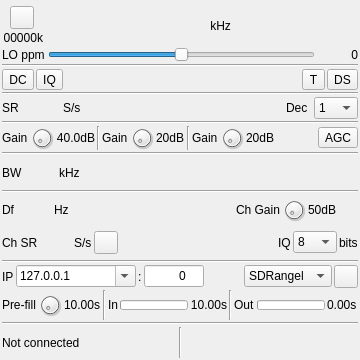
First picture: the form in plugins/samplesource/remotetcpinput/remotetcpinputgui.ui, repository f4exb/sdrangel, before the edit.
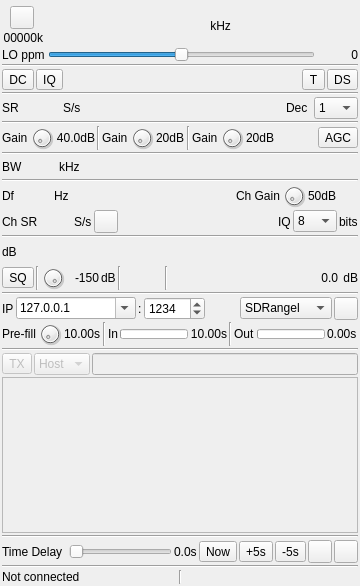
Second picture: the form after the edit. Icons and pictures are not drawn. Custom widgets are drawn as their Qt base class.

Commit message: Remote TCP updates: Add support for public list of SDRangel servers that can be displayed on Map. Add FLAC and zlib IQ compression. Add IQ squelch for compression. Add remote device/antenna position and direction reporting. Add text messaging.

Patch:
```diff
--- a/plugins/samplesource/remotetcpinput/remotetcpinputgui.ui
+++ b/plugins/samplesource/remotetcpinput/remotetcpinputgui.ui
@@ -7,7 +7,7 @@
     <x>0</x>
     <y>0</y>
     <width>360</width>
-    <height>360</height>
+    <height>586</height>
    </rect>
   </property>
   <property name="sizePolicy">
@@ -19,13 +19,13 @@
   <property name="minimumSize">
    <size>
     <width>360</width>
-    <height>360</height>
+    <height>500</height>
    </size>
   </property>
   <property name="maximumSize">
    <size>
-    <width>491</width>
-    <height>360</height>
+    <width>533</width>
+    <height>610</height>
    </size>
   </property>
   <property name="font">
@@ -863,6 +863,184 @@
      </item>
     </layout>
    </item>
+   <item>
+    <widget class="Line" name="line_9">
+     <property name="orientation">
+      <enum>Qt::Horizontal</enum>
+     </property>
+    </widget>
+   </item>
+   <item>
+    <layout class="QHBoxLayout" name="signalLevelLayout">
+     <item>
+      <widget class="QLabel" name="channelPowerMeterUnits">
+       <property name="text">
+        <string>dB</string>
+       </property>
+      </widget>
+     </item>
+     <item>
+      <widget class="LevelMeterSignalDB" name="channelPowerMeter" native="true">
+       <property name="sizePolicy">
+        <sizepolicy hsizetype="Expanding" vsizetype="MinimumExpanding">
+         <horstretch>0</horstretch>
+         <verstretch>0</verstretch>
+        </sizepolicy>
+       </property>
+       <property name="minimumSize">
+        <size>
+         <width>0</width>
+         <height>24</height>
+        </size>
+       </property>
+       <property name="font">
+        <font>
+         <family>Liberation Mono</family>
+         <pointsize>8</pointsize>
+        </font>
+       </property>
+       <property name="toolTip">
+        <string>Level meter (dB) top trace: average, bottom trace: instantaneous peak, tip: peak hold</string>
+       </property>
+      </widget>
+     </item>
+    </layout>
+   </item>
+   <item>
+    <layout class="QHBoxLayout" name="squelchLayout">
+     <item>
+      <widget class="ButtonSwitch" name="squelchEnabled">
+       <property name="toolTip">
+        <string>Check to enable IQ squelch</string>
+       </property>
+       <property name="text">
+        <string>SQ</string>
+       </property>
+      </widget>
+     </item>
+     <item>
+      <widget class="Line" name="line_12">
+       <property name="orientation">
+        <enum>Qt::Vertical</enum>
+       </property>
+      </widget>
+     </item>
+     <item>
+      <widget class="QDial" name="squelch">
+       <property name="maximumSize">
+        <size>
+         <width>24</width>
+         <height>24</height>
+        </size>
+       </property>
+       <property name="toolTip">
+        <string>IQ squelch power level in dB</string>
+       </property>
+       <property name="minimum">
+        <number>-150</number>
+       </property>
+       <property name="maximum">
+        <number>0</number>
+       </property>
+       <property name="pageStep">
+        <number>1</number>
+       </property>
+      </widget>
+     </item>
+     <item>
+      <widget class="QLabel" name="squelchText">
+       <property name="minimumSize">
+        <size>
+         <width>32</width>
+         <height>0</height>
+        </size>
+       </property>
+       <property name="text">
+        <string>-150</string>
+       </property>
+       <property name="alignment">
+        <set>Qt::AlignRight|Qt::AlignTrailing|Qt::AlignVCenter</set>
+       </property>
+      </widget>
+     </item>
+     <item>
+      <widget class="QLabel" name="squelchUnits">
+       <property name="text">
+        <string>dB</string>
+       </property>
+      </widget>
+     </item>
+     <item>
+      <widget class="Line" name="line_13">
+       <property name="orientation">
+        <enum>Qt::Vertical</enum>
+       </property>
+      </widget>
+     </item>
+     <item>
+      <widget class="PeriodDial" name="squelchGate" native="true">
+       <property name="minimumSize">
+        <size>
+         <width>40</width>
+         <height>0</height>
+        </size>
+       </property>
+       <property name="toolTip">
+        <string>IQ squelch gate time</string>
+       </property>
+      </widget>
+     </item>
+     <item>
+      <widget class="Line" name="line_14">
+       <property name="orientation">
+        <enum>Qt::Vertical</enum>
+       </property>
+      </widget>
+     </item>
+     <item>
+      <spacer name="horizontalSpacer_8">
+       <property name="orientation">
+        <enum>Qt::Horizontal</enum>
+       </property>
+       <property name="sizeHint" stdset="0">
+        <size>
+         <width>40</width>
+         <height>20</height>
+        </size>
+       </property>
+      </spacer>
+     </item>
+     <item>
+      <widget class="QLabel" name="channelPower">
+       <property name="minimumSize">
+        <size>
+         <width>30</width>
+         <height>0</height>
+        </size>
+       </property>
+       <property name="toolTip">
+        <string>Channel power</string>
+       </property>
+       <property name="layoutDirection">
+        <enum>Qt::RightToLeft</enum>
+       </property>
+       <property name="text">
+        <string>0.0</string>
+       </property>
+       <property name="alignment">
+        <set>Qt::AlignRight|Qt::AlignTrailing|Qt::AlignVCenter</set>
+       </property>
+      </widget>
+     </item>
+     <item>
+      <widget class="QLabel" name="channelPowerUnits">
+       <property name="text">
+        <string> dB</string>
+       </property>
+      </widget>
+     </item>
+    </layout>
+   </item>
    <item>
     <widget class="Line" name="line_6">
      <property name="orientation">
@@ -914,33 +1092,18 @@
       </widget>
      </item>
      <item>
-      <widget class="QLineEdit" name="dataPort">
-       <property name="enabled">
-        <bool>true</bool>
-       </property>
-       <property name="minimumSize">
-        <size>
-         <width>60</width>
-         <height>0</height>
-        </size>
-       </property>
-       <property name="maximumSize">
-        <size>
-         <width>60</width>
-         <height>16777215</height>
-        </size>
-       </property>
+      <widget class="QSpinBox" name="dataPort">
        <property name="toolTip">
         <string>Remote data port (rtl_tcp defaults to 1234)</string>
        </property>
-       <property name="inputMask">
-        <string>00000</string>
+       <property name="minimum">
+        <number>1024</number>
        </property>
-       <property name="text">
-        <string>0</string>
+       <property name="maximum">
+        <number>65535</number>
        </property>
-       <property name="alignment">
-        <set>Qt::AlignRight|Qt::AlignTrailing|Qt::AlignVCenter</set>
+       <property name="value">
+        <number>1234</number>
        </property>
       </widget>
      </item>
@@ -961,7 +1124,7 @@
       <widget class="QComboBox" name="protocol">
        <property name="minimumSize">
         <size>
-         <width>75</width>
+         <width>92</width>
          <height>0</height>
         </size>
        </property>
@@ -1162,6 +1325,182 @@
      </item>
     </layout>
    </item>
+   <item>
+    <widget class="Line" name="line_8">
+     <property name="orientation">
+      <enum>Qt::Horizontal</enum>
+     </property>
+    </widget>
+   </item>
+   <item>
+    <layout class="QHBoxLayout" name="txMessagesLayout">
+     <item>
+      <widget class="QToolButton" name="sendMessage">
+       <property name="enabled">
+        <bool>false</bool>
+       </property>
+       <property name="toolTip">
+        <string>Click to send message</string>
+       </property>
+       <property name="text">
+        <string>TX</string>
+       </property>
+      </widget>
+     </item>
+     <item>
+      <widget class="QComboBox" name="txAddress">
+       <property name="enabled">
+        <bool>false</bool>
+       </property>
+       <property name="toolTip">
+        <string>Who to send message to</string>
+       </property>
+       <item>
+        <property name="text">
+         <string>Host</string>
+        </property>
+       </item>
+       <item>
+        <property name="text">
+         <string>All</string>
+        </property>
+       </item>
+      </widget>
+     </item>
+     <item>
+      <widget class="QLineEdit" name="txMessage">
+       <property name="enabled">
+        <bool>false</bool>
+       </property>
+       <property name="toolTip">
+        <string>Message to transmit</string>
+       </property>
+      </widget>
+     </item>
+    </layout>
+   </item>
+   <item>
+    <layout class="QHBoxLayout" name="messagesLayout">
+     <item>
+      <widget class="QListWidget" name="messages">
+       <property name="enabled">
+        <bool>false</bool>
+       </property>
+       <property name="toolTip">
+        <string>Messages</string>
+       </property>
+       <property name="movement">
+        <enum>QListView::Static</enum>
+       </property>
+      </widget>
+     </item>
+    </layout>
+   </item>
+   <item>
+    <widget class="Line" name="line_7">
+     <property name="orientation">
+      <enum>Qt::Horizontal</enum>
+     </property>
+    </widget>
+   </item>
+   <item>
+    <layout class="QHBoxLayout" name="replayLayout">
+     <item>
+      <widget class="QLabel" name="replayLabel">
+       <property name="minimumSize">
+        <size>
+         <width>65</width>
+         <height>0</height>
+        </size>
+       </property>
+       <property name="text">
+        <string>Time Delay</string>
+       </property>
+      </widget>
+     </item>
+     <item>
+      <widget class="QSlider" name="replayOffset">
+       <property name="toolTip">
+        <string>Replay time delay in seconds</string>
+       </property>
+       <property name="maximum">
+        <number>500</number>
+       </property>
+       <property name="orientation">
+        <enum>Qt::Horizontal</enum>
+       </property>
+      </widget>
+     </item>
+     <item>
+      <widget class="QLabel" name="replayOffsetText">
+       <property name="toolTip">
+        <string>Replay time delay in seconds</string>
+       </property>
+       <property name="text">
+        <string>0.0s</string>
+       </property>
+      </widget>
+     </item>
+     <item>
+      <widget class="QToolButton" name="replayNow">
+       <property name="toolTip">
+        <string>Set time delay to 0 seconds</string>
+       </property>
+       <property name="text">
+        <string>Now</string>
+       </property>
+      </widget>
+     </item>
+     <item>
+      <widget class="QToolButton" name="replayPlus">
+       <property name="toolTip">
+        <string>Add displayed number of seconds to time delay</string>
+       </property>
+       <property name="text">
+        <string>+5s</string>
+       </property>
+      </widget>
+     </item>
+     <item>
+      <widget class="QToolButton" name="replayMinus">
+       <property name="toolTip">
+        <string>Remove displayed number of seconds from time delay</string>
+       </property>
+       <property name="text">
+        <string>-5s</string>
+       </property>
+      </widget>
+     </item>
+     <item>
+      <widget class="ButtonSwitch" name="replayLoop">
+       <property name="toolTip">
+        <string>Repeatedly replay data in replay buffer</string>
+       </property>
+       <property name="text">
+        <string/>
+       </property>
+       <property name="icon">
+        <iconset resource="../../../sdrgui/resources/res.qrc">
+         <normaloff>:/playloop.png</normaloff>:/playloop.png</iconset>
+       </property>
+      </widget>
+     </item>
+     <item>
+      <widget class="QToolButton" name="replaySave">
+       <property name="toolTip">
+        <string>Save replay buffer to a file</string>
+       </property>
+       <property name="text">
+        <string/>
+       </property>
+       <property name="icon">
+        <iconset resource="../../../sdrgui/resources/res.qrc">
+         <normaloff>:/save.png</normaloff>:/save.png</iconset>
+       </property>
+      </widget>
+     </item>
+    </layout>
+   </item>
    <item>
     <widget class="Line" name="line_5">
      <property name="orientation">
@@ -1214,6 +1553,18 @@
    <header>gui/valuedial.h</header>
    <container>1</container>
   </customwidget>
+  <customwidget>
+   <class>LevelMeterSignalDB</class>
+   <extends>QWidget</extends>
+   <header>gui/levelmeter.h</header>
+   <container>1</container>
+  </customwidget>
+  <customwidget>
+   <class>PeriodDial</class>
+   <extends>QWidget</extends>
+   <header>gui/perioddial.h</header>
+   <container>1</container>
+  </customwidget>
  </customwidgets>
  <tabstops>
   <tabstop>startStop</tabstop>
```
Left out of the diff: 3 changed lines with no effect on the pictures. The commit also changes 40 other files.
